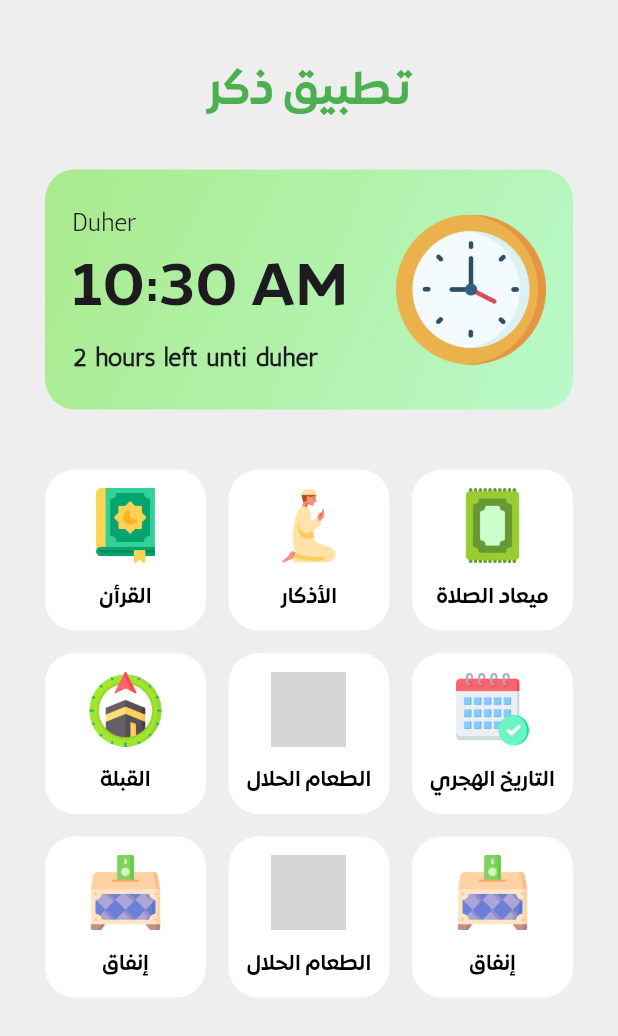
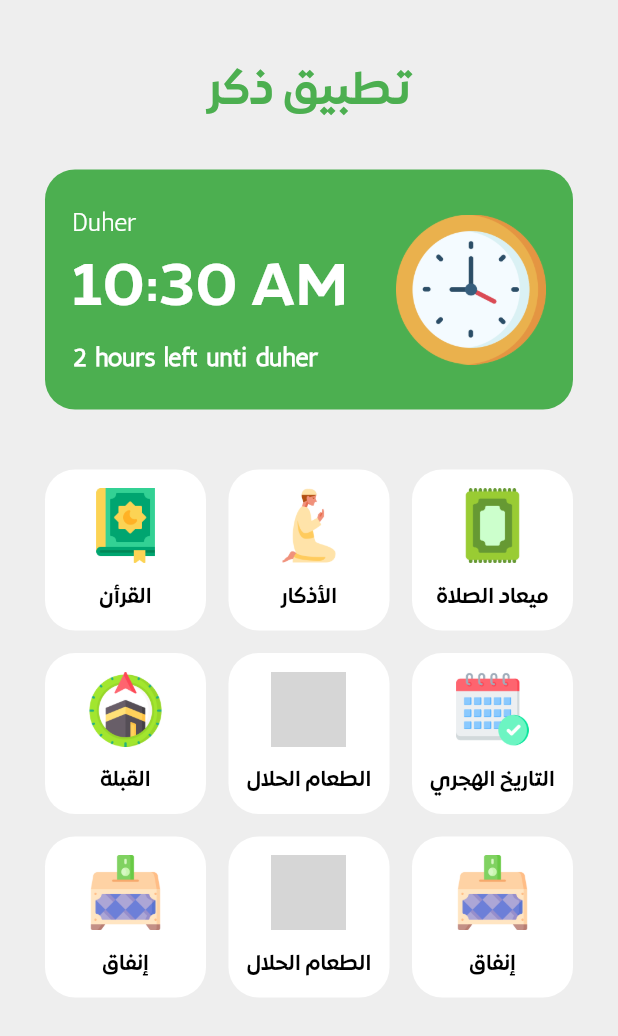
Before and after one commit to mo7ossam44/QuranApp, a Flutter app: the screen it shows after launch, after a tap on "Get Started", on a phone screen of 412 x 824 dp. Shown: the top 1036 px of the screen. Run offline on Flutter 3.47's test engine with Material 3 defaults, Android fonts, the phone set to English and light mode, and no system bars; our stand-ins replace dio; network calls fail; project files that could hold a hidden picture were left out; grey boxes are pictures that could not be loaded.

Commit message:
add new variables

```diff
--- a/lib/Widgets/time-container_widget.dart
+++ b/lib/Widgets/time-container_widget.dart
@@ -11,6 +11,9 @@ class TimeContainerWidget extends StatefulWidget {
 
 class _TimeContainerWidgetState extends State<TimeContainerWidget> {
   String _timeString = '';
+  String? nextPrayerName;
+  DateTime? nextPrayerTime;
+  Duration? timeLeft;
 
   @override
   void initState() {
@@ -22,6 +25,7 @@ class _TimeContainerWidgetState extends State<TimeContainerWidget> {
   void _updateTime() {
     final now = DateTime.now();
     final formattedTime = DateFormat('h:mm a').format(now);
+    if (!mounted) return; // ← تأكد إن الصفحة لسه في الشجرة
     setState(() {
       _timeString = formattedTime;
     });
@@ -32,14 +36,7 @@ class _TimeContainerWidgetState extends State<TimeContainerWidget> {
     return Container(
       height: 160,
       decoration: BoxDecoration(
-        gradient: LinearGradient(
-          begin: Alignment.topLeft,
-          end: Alignment.bottomRight,
-          colors: [
-            Color.fromARGB(255, 169, 234, 140), // أخضر فاتح جدًا
-            Color.fromARGB(255, 185, 249, 201), // أخضر أغمق حاجة بسيطة
-          ],
-        ),
+        color: Colors.green,
         borderRadius: BorderRadius.circular(20),
       ),
       child: Padding(
@@ -53,7 +50,11 @@ class _TimeContainerWidgetState extends State<TimeContainerWidget> {
               children: [
                 Text(
                   'Duher',
-                  style: TextStyle(fontSize: 17, fontFamily: 'Antic'),
+                  style: TextStyle(
+                    fontSize: 17,
+                    fontFamily: 'Antic',
+                    color: Colors.white,
+                  ),
                 ),
                 Text(
                   _timeString,
@@ -61,6 +62,7 @@ class _TimeContainerWidgetState extends State<TimeContainerWidget> {
                     fontWeight: FontWeight.normal,
                     fontSize: 40,
                     fontFamily: 'expo',
+                    color: Colors.white,
                   ),
                 ),
                 Text(
@@ -69,6 +71,8 @@ class _TimeContainerWidgetState extends State<TimeContainerWidget> {
                     fontSize: 17,
                     fontFamily: 'Antic',
                     fontWeight: FontWeight.bold,
+
+                    color: Colors.white,
                   ),
                 ),
               ],
```
